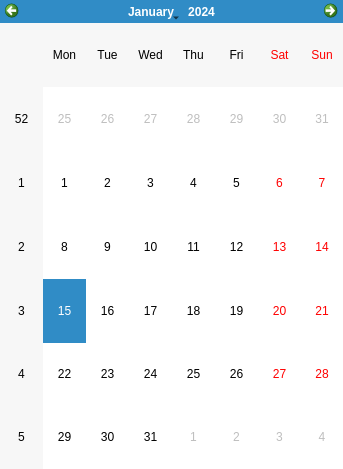
Qt form visitas.ui (cosimani/PerioSalud) before a commit.
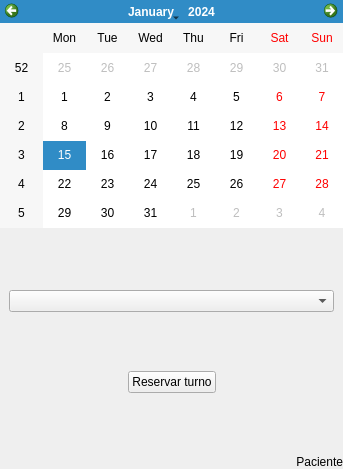
The same form after that commit. Custom widgets are drawn as their Qt base class.

Diff of the .ui file:
```diff
--- a/visitas.ui
+++ b/visitas.ui
@@ -50,6 +50,103 @@
       <item row="0" column="0">
        <widget class="QCalendarWidget" name="calendario"/>
       </item>
+      <item row="2" column="0">
+       <widget class="QLabel" name="lPaciente">
+        <property name="text">
+         <string>Paciente</string>
+        </property>
+        <property name="alignment">
+         <set>Qt::AlignRight|Qt::AlignTrailing|Qt::AlignVCenter</set>
+        </property>
+       </widget>
+      </item>
+      <item row="1" column="0">
+       <widget class="QWidget" name="widget" native="true">
+        <property name="sizePolicy">
+         <sizepolicy hsizetype="Preferred" vsizetype="Expanding">
+          <horstretch>0</horstretch>
+          <verstretch>0</verstretch>
+         </sizepolicy>
+        </property>
+        <layout class="QGridLayout" name="gridLayout_3">
+         <item row="3" column="1">
+          <widget class="QPushButton" name="pbReservarTurno">
+           <property name="text">
+            <string>Reservar turno</string>
+           </property>
+          </widget>
+         </item>
+         <item row="0" column="1">
+          <spacer name="verticalSpacer_2">
+           <property name="orientation">
+            <enum>Qt::Vertical</enum>
+           </property>
+           <property name="sizeHint" stdset="0">
+            <size>
+             <width>20</width>
+             <height>40</height>
+            </size>
+           </property>
+          </spacer>
+         </item>
+         <item row="4" column="1">
+          <spacer name="verticalSpacer">
+           <property name="orientation">
+            <enum>Qt::Vertical</enum>
+           </property>
+           <property name="sizeHint" stdset="0">
+            <size>
+             <width>20</width>
+             <height>40</height>
+            </size>
+           </property>
+          </spacer>
+         </item>
+         <item row="3" column="0">
+          <spacer name="horizontalSpacer">
+           <property name="orientation">
+            <enum>Qt::Horizontal</enum>
+           </property>
+           <property name="sizeHint" stdset="0">
+            <size>
+             <width>40</width>
+             <height>20</height>
+            </size>
+           </property>
+          </spacer>
+         </item>
+         <item row="1" column="0" colspan="3">
+          <widget class="QComboBox" name="cbDiaHora"/>
+         </item>
+         <item row="3" column="2">
+          <spacer name="horizontalSpacer_2">
+           <property name="orientation">
+            <enum>Qt::Horizontal</enum>
+           </property>
+           <property name="sizeHint" stdset="0">
+            <size>
+             <width>40</width>
+             <height>20</height>
+            </size>
+           </property>
+          </spacer>
+         </item>
+         <item row="2" column="1">
+          <spacer name="verticalSpacer_3">
+           <property name="orientation">
+            <enum>Qt::Vertical</enum>
+           </property>
+           <property name="sizeHint" stdset="0">
+            <size>
+             <width>20</width>
+             <height>40</height>
+            </size>
+           </property>
+          </spacer>
+         </item>
+        </layout>
+       </widget>
+      </item>
      </layout>
     </widget>
    </item>
```
Left out of the diff: 2 changed lines with no effect on the pictures.
